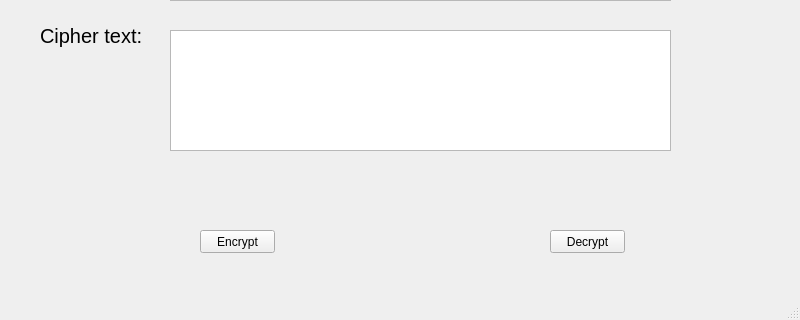
Old version of the form lab-03/ui/caesar.ui in the repository phamnguyenhoangphuc2005/bmttnc-hutech-2380601746; both pictures show x 0 to 800 and y 280 to 600 of the 800 by 600 pixel window.
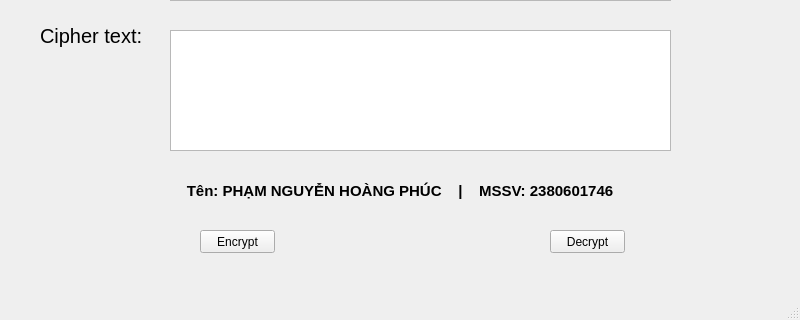
New version of the form.

Patch:
```diff
--- a/lab-03/ui/caesar.ui
+++ b/lab-03/ui/caesar.ui
@@ -153,6 +153,29 @@
      <string>Decrypt</string>
     </property>
    </widget>
+   <widget class="QLabel" name="studentInfo">
+    <property name="geometry">
+     <rect>
+      <x>120</x>
+      <y>455</y>
+      <width>560</width>
+      <height>31</height>
+     </rect>
+    </property>
+    <property name="font">
+     <font>
+      <pointsize>11</pointsize>
+      <weight>75</weight>
+      <bold>true</bold>
+     </font>
+    </property>
+    <property name="text">
+     <string>Tên: PHẠM NGUYỄN HOÀNG PHÚC    |    MSSV: 2380601746</string>
+    </property>
+    <property name="alignment">
+     <set>Qt::AlignCenter</set>
+    </property>
+   </widget>
   </widget>
   <widget class="QMenuBar" name="menubar">
    <property name="geometry">
```
